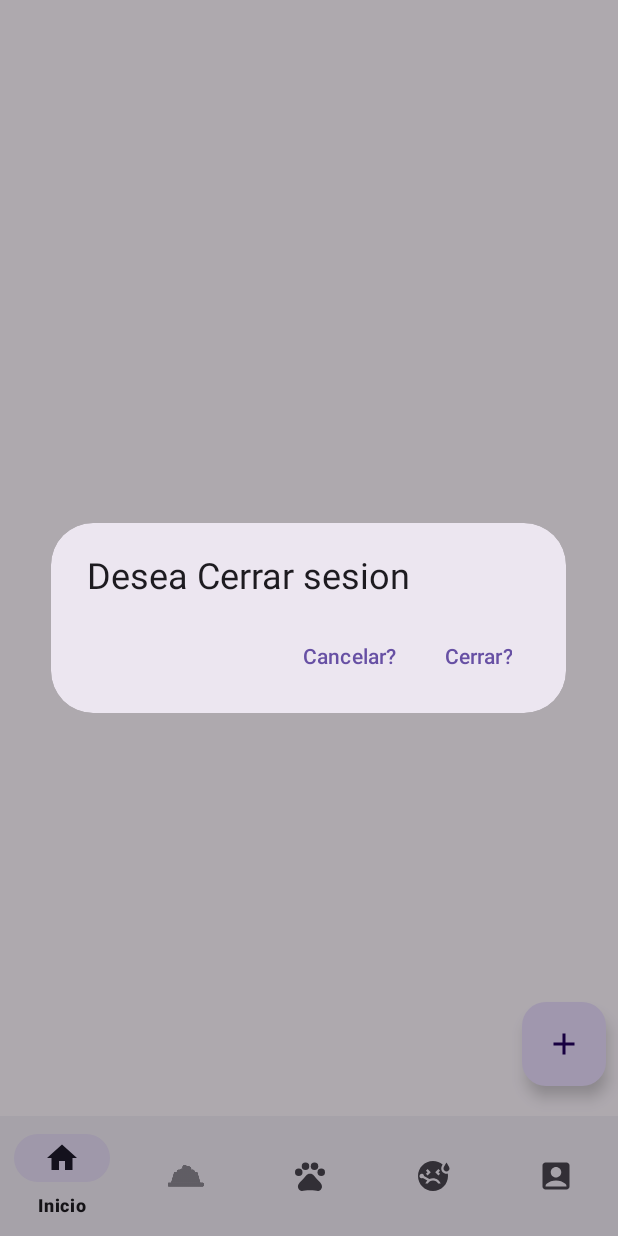
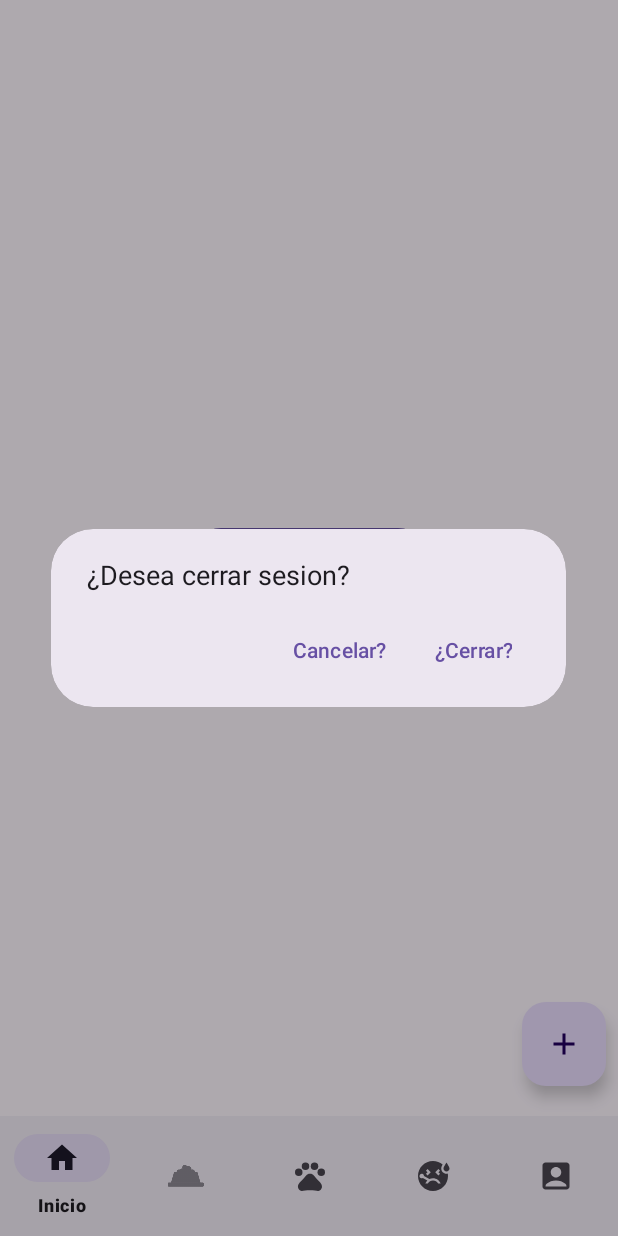
Before and after one commit to sebastianmuriel16/proyecto_tg, an Android app: the fragment ProfileFragment placed in its activity, after a tap on "Cerrar sesion", on a phone screen of 412 x 824 dp. Run offline under Robolectric (Android 15) with nearby library versions, the phone set to English and light mode, and no system bars; our stand-ins replace Firebase (no records; nobody signed in at launch, a user with empty details on screens opened directly); pictures from the network do not load; 5 statements that could not run were skipped.

Commit message:
Cambios de ortografías

```diff
--- a/app/src/main/res/values/ic_launcher_background.xml
+++ b/app/src/main/res/values/ic_launcher_background.xml
@@ -1,4 +1,4 @@
 <?xml version="1.0" encoding="utf-8"?>
 <resources>
-    <color name="ic_launcher_background">#FFFFFF</color>
+    <color name="ic_launcher_background">#EEEDE9</color>
 </resources>
--- a/app/src/main/res/values/strings.xml
+++ b/app/src/main/res/values/strings.xml
@@ -2,8 +2,8 @@
     <string name="app_name">Buddy</string>
     <string name="home_title">Inicio</string>
     <string name="home_Recetas">Recetas\n</string>
-    <string name="home_profile">perfil</string>
-    <string name="home_Ejercicios">ejercicios</string>
+    <string name="home_profile">Perfil</string>
+    <string name="home_Ejercicios">Rjercicios</string>
     <string name="home_Enfermedades">Enfermedades</string>
     <!-- TODO: Remove or change this placeholder text -->
     <string name="hello_blank_fragment">Hello blank fragment</string>
@@ -13,8 +13,8 @@
     <string name="home_delte_photo_error">Error al eliminar la publicacion</string>
     <string name="dialog_delete_cancel">Cancelar</string>
     <string name="post_message_title">Seleccione una imagen</string>
-    <string name="dialog_logout_title">Desea Cerrar sesion</string>
-    <string name="dialog_logout_confirm">Cerrar?</string>
+    <string name="dialog_logout_title">¿Desea cerrar sesion?</string>
+    <string name="dialog_logout_confirm">¿Cerrar?</string>
     <string name="dialog_logout_cancel">Cancelar?</string>
     <string name="post_message_valid_title">Por favor, añada un titulo</string>
     <string name="helper_requiered">Este campo es requerido\n</string>
```
Also changed, not shown: app/src/main/ic_launcher-playstore.png, app/src/main/res/mipmap-hdpi/ic_launcher.webp, app/src/main/res/mipmap-hdpi/ic_launcher_foreground.webp, app/src/main/res/mipmap-hdpi/ic_launcher_round.webp, app/src/main/res/mipmap-mdpi/ic_launcher.webp, app/src/main/res/mipmap-mdpi/ic_launcher_foreground.webp, app/src/main/res/mipmap-mdpi/ic_launcher_round.webp, app/src/main/res/mipmap-xhdpi/ic_launcher.webp, app/src/main/res/mipmap-xhdpi/ic_launcher_foreground.webp, app/src/main/res/mipmap-xhdpi/ic_launcher_round.webp, app/src/main/res/mipmap-xxhdpi/ic_launcher.webp, app/src/main/res/mipmap-xxhdpi/ic_launcher_foreground.webp, app/src/main/res/mipmap-xxhdpi/ic_launcher_round.webp, app/src/main/res/mipmap-xxxhdpi/ic_launcher.webp, 2 more files.
